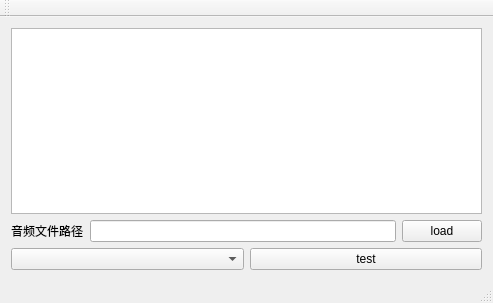
Before: the Qt Designer form zaudiooutputdevice/mainwindow.ui in weinkym/src_miao, drawn with Qt 5.
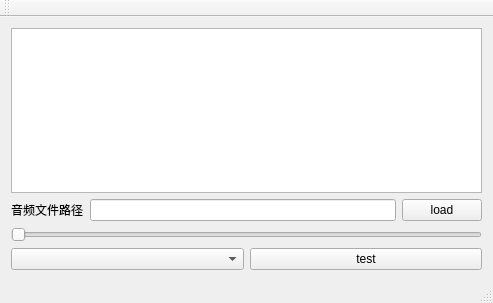
After: the same form once the commit is applied.

```diff
--- a/zaudiooutputdevice/mainwindow.ui
+++ b/zaudiooutputdevice/mainwindow.ui
@@ -39,6 +39,16 @@
       </item>
      </layout>
     </item>
+    <item>
+     <widget class="QSlider" name="horizontalSlider">
+      <property name="maximum">
+       <number>100</number>
+      </property>
+      <property name="orientation">
+       <enum>Qt::Horizontal</enum>
+      </property>
+     </widget>
+    </item>
     <item>
      <layout class="QHBoxLayout" name="horizontalLayout_2">
       <item>
```
Left out of the diff: 2 changed lines with no effect on the pictures.
